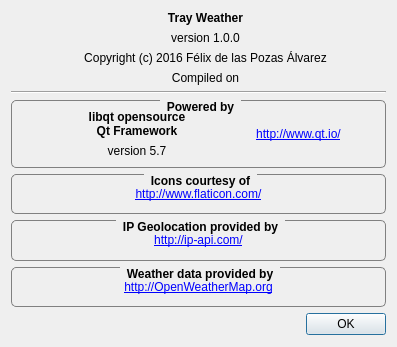
Before: the Qt Designer form AboutDialog.ui in FelixdelasPozas/TrayWeather, drawn with Qt 5.
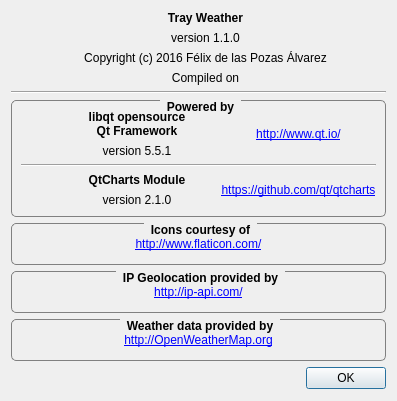
After: the same form once the commit is applied. Icons and pictures are not drawn.

What changed in the file:
```diff
--- a/AboutDialog.ui
+++ b/AboutDialog.ui
@@ -7,19 +7,19 @@
     <x>0</x>
     <y>0</y>
     <width>397</width>
-    <height>347</height>
+    <height>401</height>
    </rect>
   </property>
   <property name="minimumSize">
    <size>
     <width>397</width>
-    <height>347</height>
+    <height>401</height>
    </size>
   </property>
   <property name="maximumSize">
    <size>
     <width>397</width>
-    <height>348</height>
+    <height>401</height>
    </size>
   </property>
   <property name="windowTitle">
@@ -90,7 +90,7 @@
          <item>
           <widget class="QLabel" name="m_version">
            <property name="text">
-            <string>version 1.0.0</string>
+            <string>version 1.1.0</string>
            </property>
            <property name="alignment">
             <set>Qt::AlignCenter</set>
@@ -218,7 +218,7 @@
             <item>
              <widget class="QLabel" name="label_27">
               <property name="text">
-               <string>version 5.7</string>
+               <string>version 5.5.1</string>
               </property>
               <property name="alignment">
                <set>Qt::AlignCenter</set>
@@ -242,6 +242,82 @@
           </item>
          </layout>
         </item>
+        <item>
+         <widget class="Line" name="line_2">
+          <property name="orientation">
+           <enum>Qt::Horizontal</enum>
+          </property>
+         </widget>
+        </item>
+        <item>
+         <layout class="QHBoxLayout" name="horizontalLayout_2">
+          <item>
+           <widget class="QLabel" name="label_11">
+            <property name="minimumSize">
+             <size>
+              <width>32</width>
+              <height>32</height>
+             </size>
+            </property>
+            <property name="maximumSize">
+             <size>
+              <width>32</width>
+              <height>32</height>
+             </size>
+            </property>
+            <property name="text">
+             <string/>
+            </property>
+            <property name="pixmap">
+             <pixmap resource="rsc/resources.qrc">:/TrayWeather/Qt.ico</pixmap>
+            </property>
+            <property name="scaledContents">
+             <bool>true</bool>
+            </property>
+           </widget>
+          </item>
+          <item>
+           <layout class="QVBoxLayout" name="verticalLayout_8">
+            <item>
+             <widget class="QLabel" name="label_10">
+              <property name="font">
+               <font>
+                <weight>75</weight>
+                <bold>true</bold>
+               </font>
+              </property>
+              <property name="text">
+               <string>QtCharts Module</string>
+              </property>
+              <property name="alignment">
+               <set>Qt::AlignCenter</set>
+              </property>
+             </widget>
+            </item>
+            <item>
+             <widget class="QLabel" name="label_9">
+              <property name="text">
+               <string>version 2.1.0</string>
+              </property>
+              <property name="alignment">
+               <set>Qt::AlignCenter</set>
+              </property>
+             </widget>
+            </item>
+           </layout>
+          </item>
+          <item>
+           <widget class="QLabel" name="label_12">
+            <property name="text">
+             <string>&lt;a href=&quot;https://github.com/qt/qtcharts/&quot;&gt;https://github.com/qt/qtcharts&lt;/a&gt;</string>
+            </property>
+            <property name="alignment">
+             <set>Qt::AlignCenter</set>
+            </property>
+           </widget>
+          </item>
+         </layout>
+        </item>
        </layout>
       </widget>
      </item>
```
